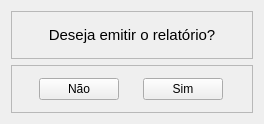
kawlu/Atlas-Finance, file ui/RelatorioWindow.ui: the form before one commit.
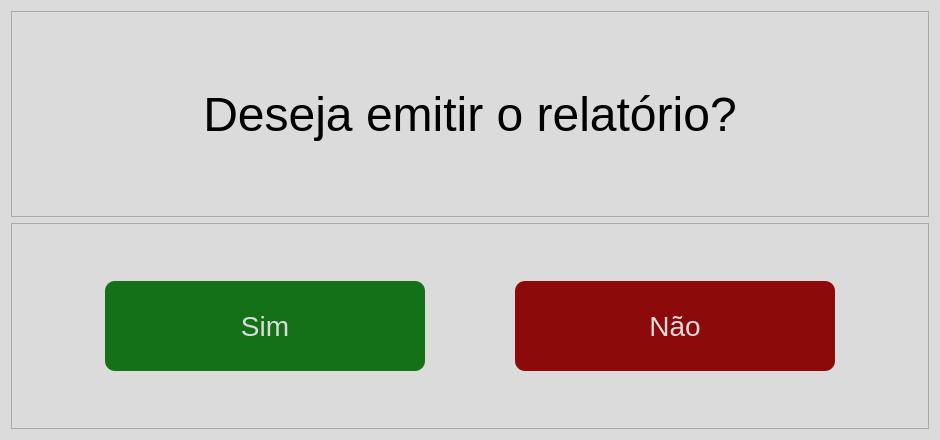
The form after the commit.

```diff
--- a/ui/RelatorioWindow.ui
+++ b/ui/RelatorioWindow.ui
@@ -6,13 +6,16 @@
    <rect>
     <x>0</x>
     <y>0</y>
-    <width>264</width>
-    <height>124</height>
+    <width>940</width>
+    <height>440</height>
    </rect>
   </property>
   <property name="windowTitle">
    <string>Form</string>
   </property>
+  <property name="styleSheet">
+   <string notr="true">background-color: #DBDBDB;</string>
+  </property>
   <layout class="QVBoxLayout" name="verticalLayout">
    <item>
     <widget class="QFrame" name="frame_2">
@@ -26,13 +29,23 @@
       <item>
        <widget class="QLabel" name="label">
         <property name="sizePolicy">
-         <sizepolicy hsizetype="Preferred" vsizetype="Maximum">
+         <sizepolicy hsizetype="Minimum" vsizetype="Preferred">
           <horstretch>0</horstretch>
           <verstretch>0</verstretch>
          </sizepolicy>
         </property>
+        <property name="font">
+         <font>
+          <pointsize>36</pointsize>
+          <weight>50</weight>
+          <bold>false</bold>
+         </font>
+        </property>
         <property name="text">
-         <string>&lt;html&gt;&lt;head/&gt;&lt;body&gt;&lt;p align=&quot;center&quot;&gt;&lt;span style=&quot; font-size:11pt;&quot;&gt;Deseja emitir o relatório?&lt;/span&gt;&lt;/p&gt;&lt;/body&gt;&lt;/html&gt;</string>
+         <string>Deseja emitir o relatório?</string>
+        </property>
+        <property name="alignment">
+         <set>Qt::AlignCenter</set>
         </property>
        </widget>
       </item>
@@ -48,32 +61,58 @@
       <enum>QFrame::Raised</enum>
      </property>
      <layout class="QHBoxLayout" name="horizontalLayout">
-      <item>
-       <widget class="QPushButton" name="btn_nao">
-        <property name="sizePolicy">
-         <sizepolicy hsizetype="Maximum" vsizetype="Maximum">
-          <horstretch>0</horstretch>
-          <verstretch>0</verstretch>
-         </sizepolicy>
-        </property>
-        <property name="text">
-         <string>Não</string>
-        </property>
-       </widget>
-      </item>
       <item>
        <widget class="QPushButton" name="btn_sim">
         <property name="sizePolicy">
-         <sizepolicy hsizetype="Maximum" vsizetype="Maximum">
+         <sizepolicy hsizetype="Minimum" vsizetype="Minimum">
           <horstretch>0</horstretch>
           <verstretch>0</verstretch>
          </sizepolicy>
         </property>
+        <property name="font">
+         <font>
+          <pointsize>21</pointsize>
+         </font>
+        </property>
+        <property name="styleSheet">
+         <string notr="true">background-color: #147117;
+color: #DBDBDB;
+border-radius: 10px;
+padding: 5px 10px;
+max-height: 80px;
+max-width: 300px;</string>
+        </property>
         <property name="text">
          <string>Sim</string>
         </property>
        </widget>
       </item>
+      <item>
+       <widget class="QPushButton" name="btn_nao">
+        <property name="sizePolicy">
+         <sizepolicy hsizetype="Minimum" vsizetype="Minimum">
+          <horstretch>0</horstretch>
+          <verstretch>0</verstretch>
+         </sizepolicy>
+        </property>
+        <property name="font">
+         <font>
+          <pointsize>21</pointsize>
+         </font>
+        </property>
+        <property name="styleSheet">
+         <string notr="true">background-color: #8D0A0A;
+color: #DBDBDB;
+border-radius: 10px;
+padding: 5px 10px;
+max-height: 80px;
+max-width: 300px;</string>
+        </property>
+        <property name="text">
+         <string>Não</string>
+        </property>
+       </widget>
+      </item>
      </layout>
     </widget>
    </item>
```
